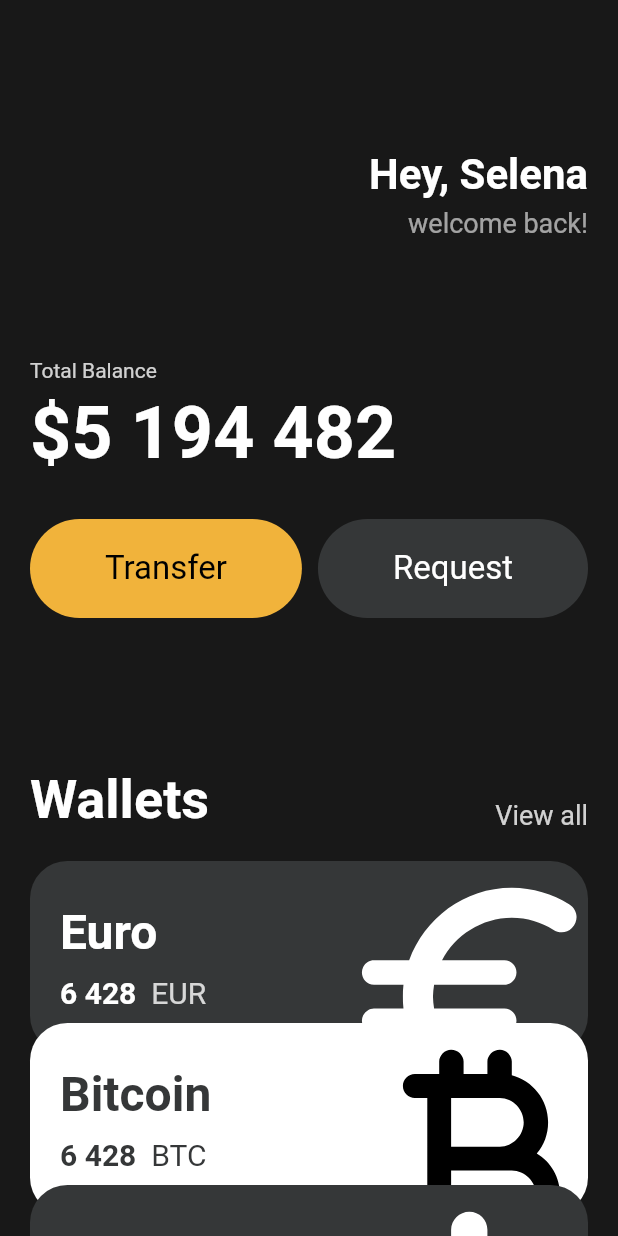
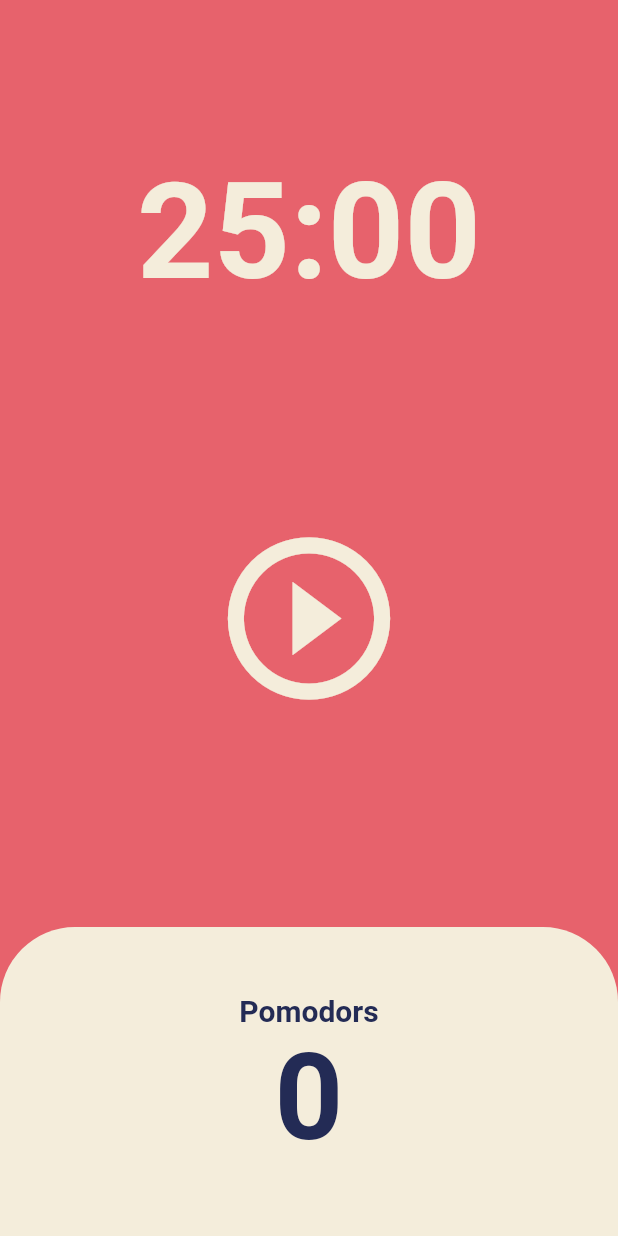
Before and after one commit to alinfanclub/toonflix, a Flutter app: the screen it shows after launch, on a phone screen of 412 x 824 dp. Run offline on Flutter 3.47's test engine with Material 2 defaults, Android fonts, the phone set to English and light mode, and no system bars.

```diff
--- a/lib/main.dart
+++ b/lib/main.dart
@@ -1,6 +1,5 @@
 import 'package:flutter/material.dart';
-import 'package:toonflix/widgets/button.dart';
-import 'package:toonflix/widgets/card.dart';
+import 'package:toonflix/screens/home.dart';
 
 void main() {
   runApp(const MyApp());
@@ -12,136 +11,18 @@ class MyApp extends StatelessWidget {
   @override
   Widget build(BuildContext context) {
     return MaterialApp(
-      home: Scaffold(
-          backgroundColor: const Color(0xff181818),
-          body: SingleChildScrollView(
-            child: Padding(
-              padding: const EdgeInsets.symmetric(horizontal: 20, vertical: 0),
-              child: Column(
-                crossAxisAlignment: CrossAxisAlignment.start,
-                children: [
-                  const SizedBox(
-                    height: 100,
-                  ),
-                  Row(
-                    mainAxisAlignment: MainAxisAlignment.end,
-                    children: [
-                      Column(
-                        crossAxisAlignment: CrossAxisAlignment.end,
-                        children: [
-                          const Text(
-                            'Hey, Selena',
-                            style: TextStyle(
-                              color: Colors.white,
-                              fontSize: 28,
-                              fontWeight: FontWeight.w600,
-                            ),
-                          ),
-                          const SizedBox(
-                            height: 5,
-                          ),
-                          Text(
-                            'welcome back!',
-                            style: TextStyle(
-                              color: Colors.white.withOpacity(0.6),
-                              fontSize: 18,
-                            ),
-                          ),
-                        ],
-                      )
-                    ],
-                  ),
-                  const SizedBox(
-                    height: 80,
-                  ),
-                  Text(
-                    "Total Balance",
-                    style: TextStyle(
-                      color: Colors.white.withOpacity(0.8),
-                    ),
-                  ),
-                  const SizedBox(
-                    height: 5,
-                  ),
-                  const Text(
-                    "\$5 194 482",
-                    style: TextStyle(
-                        color: Colors.white,
-                        fontSize: 48,
-                        fontWeight: FontWeight.w600),
-                  ),
-                  const SizedBox(
-                    height: 30,
-                  ),
-                  Row(
-                    mainAxisAlignment: MainAxisAlignment.spaceBetween,
-                    children: const [
-                      Button(
-                        text: "Transfer",
-                        bgColor: Color(0xfff1b33b),
-                        textColor: Colors.black,
-                      ),
-                      Button(
-                        text: "Request",
-                        bgColor: Color.fromARGB(255, 53, 55, 56),
-                        textColor: Colors.white,
-                      ),
-                    ],
-                  ),
-                  const SizedBox(
-                    height: 100,
-                  ),
-                  Row(
-                    crossAxisAlignment: CrossAxisAlignment.end,
-                    mainAxisAlignment: MainAxisAlignment.spaceBetween,
-                    children: [
-                      const Text(
-                        "Wallets",
-                        style: TextStyle(
-                            color: Colors.white,
-                            fontSize: 36,
-                            fontWeight: FontWeight.w600),
-                      ),
-                      Text(
-                        "View all",
-                        style: TextStyle(
-                          color: Colors.white.withOpacity(0.8),
-                          fontSize: 18,
-                        ),
-                      ),
-                    ],
-                  ),
-                  const SizedBox(
-                    height: 20,
-                  ),
-                  const CurrencyCard(
-                    name: "Euro",
-                    code: "EUR",
-                    amount: "6 428",
-                    icon: Icons.euro_rounded,
-                    isInverted: false,
-                    order: 0,
-                  ),
-                  const CurrencyCard(
-                    name: "Bitcoin",
-                    code: "BTC",
-                    amount: "6 428",
-                    icon: Icons.currency_bitcoin_rounded,
-                    isInverted: true,
-                    order: 1,
-                  ),
-                  const CurrencyCard(
-                    name: "Bollar",
-                    code: "USD",
-                    amount: "6 428",
-                    icon: Icons.attach_money_rounded,
-                    isInverted: false,
-                    order: 2,
-                  )
-                ],
-              ),
-            ),
-          )),
+      theme: ThemeData(
+        colorScheme: ColorScheme.fromSwatch(
+          backgroundColor: const Color(0xFFE7626C),
+        ),
+        textTheme: const TextTheme(
+          displayLarge: TextStyle(
+            color: Color(0xff232b55),
+          ),
+        ),
+        cardColor: const Color(0xfff4eddb),
+      ),
+      home: const HomeScreen(),
     );
   }
 }
--- /dev/null
+++ b/lib/screens/home.dart
@@ -0,0 +1,154 @@
+import 'dart:async';
+
+import 'package:flutter/material.dart';
+
+class HomeScreen extends StatefulWidget {
+  const HomeScreen({super.key});
+
+  @override
+  State<HomeScreen> createState() => _HomeScreenState();
+}
+
+class _HomeScreenState extends State<HomeScreen> {
+  static const twentyFiveMinute = 1500;
+  int totalSecond = twentyFiveMinute;
+  bool isRunning = false;
+  int total = 0;
+
+  late Timer timer;
+
+  void onTick(Timer timer) {
+    if (totalSecond == 0) {
+      setState(() {
+        total = total + 1;
+        isRunning = false;
+        totalSecond = twentyFiveMinute;
+      });
+      timer.cancel();
+    } else {
+      setState(() {
+        totalSecond = totalSecond - 1;
+      });
+    }
+  }
+
+  void onStartPressed() {
+    timer = Timer.periodic(
+        const Duration(
+          seconds: 1,
+        ),
+        onTick);
+    setState(() {
+      isRunning = true;
+    });
+  }
+
+  void onPausePressed() {
+    timer.cancel();
+    setState(() {
+      isRunning = false;
+    });
+  }
+
+  void resetTimer() {
+    setState(() {
+      totalSecond = twentyFiveMinute;
+      isRunning = false;
+    });
+    timer.cancel();
+  }
+
+  String formatTimer(int seconds) {
+    var duration = Duration(seconds: seconds);
+    return duration.toString().split(".").first.substring(2, 7);
+  }
+
+  @override
+  Widget build(BuildContext context) {
+    return Scaffold(
+      backgroundColor: Theme.of(context).colorScheme.background,
+      body: Column(
+        children: [
+          Flexible(
+            flex: 1,
+            child: Container(
+              alignment: Alignment.bottomCenter,
+              child: Text(
+                formatTimer(totalSecond),
+                style: TextStyle(
+                  color: Theme.of(context).cardColor,
+                  fontSize: 89,
+                  fontWeight: FontWeight.w600,
+                ),
+              ),
+            ),
+          ),
+          Flexible(
+            flex: 2,
+            child: Center(
+                child: Row(
+              mainAxisAlignment: MainAxisAlignment.spaceEvenly,
+              children: [
+                IconButton(
+                  color: Theme.of(context).cardColor,
+                  iconSize: 130,
+                  onPressed: isRunning ? onPausePressed : onStartPressed,
+                  icon: Icon(isRunning
+                      ? Icons.pause_circle_outline
+                      : Icons.play_circle_outline),
+                ),
+                if (totalSecond != twentyFiveMinute)
+                  IconButton(
+                    color: Colors.red.shade900,
+                    iconSize: 130,
+                    onPressed: resetTimer,
+                    icon: const Icon(Icons.stop_circle_outlined),
+                  ),
+              ],
+            )),
+          ),
+          Flexible(
+            flex: 1,
+            child: Row(
+              children: [
+                Expanded(
+                  child: Container(
+                    decoration: BoxDecoration(
+                      color: Theme.of(context).cardColor,
+                      borderRadius: const BorderRadius.only(
+                          topLeft: Radius.circular(50),
+                          topRight: Radius.circular(50)),
+                    ),
+                    child: Column(
+                      mainAxisAlignment: MainAxisAlignment.center,
+                      children: [
+                        Text(
+                          "Pomodors",
+                          style: TextStyle(
+                            fontSize: 20,
+                            color:
+                                Theme.of(context).textTheme.displayLarge!.color,
+                            fontWeight: FontWeight.w600,
+                          ),
+                        ),
+                        Text(
+                          "$total",
+                          style: TextStyle(
+                            fontSize: 80,
+                            color:
+                                Theme.of(context).textTheme.displayLarge!.color,
+                            fontWeight: FontWeight.w600,
+                          ),
+                        ),
+                      ],
+                    ),
+                  ),
+                ),
+              ],
+            ),
+          )
+        ],
+      ),
+    );
+  }
+}
```
